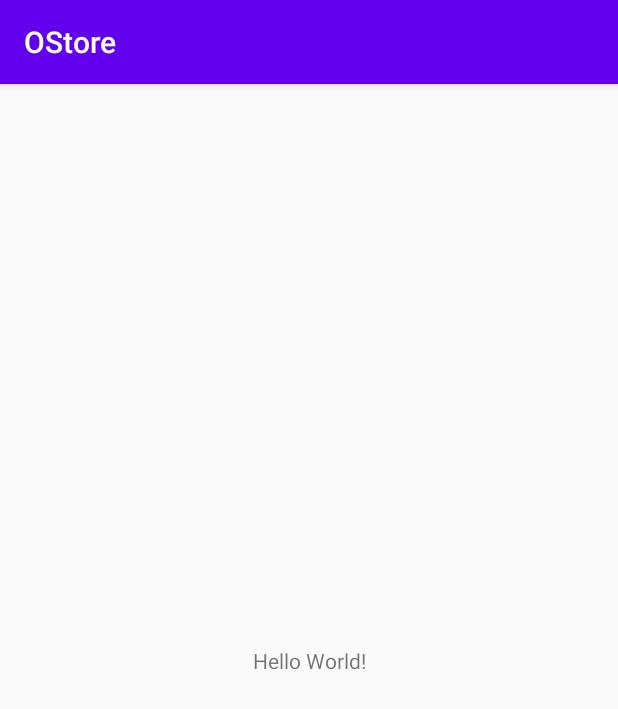
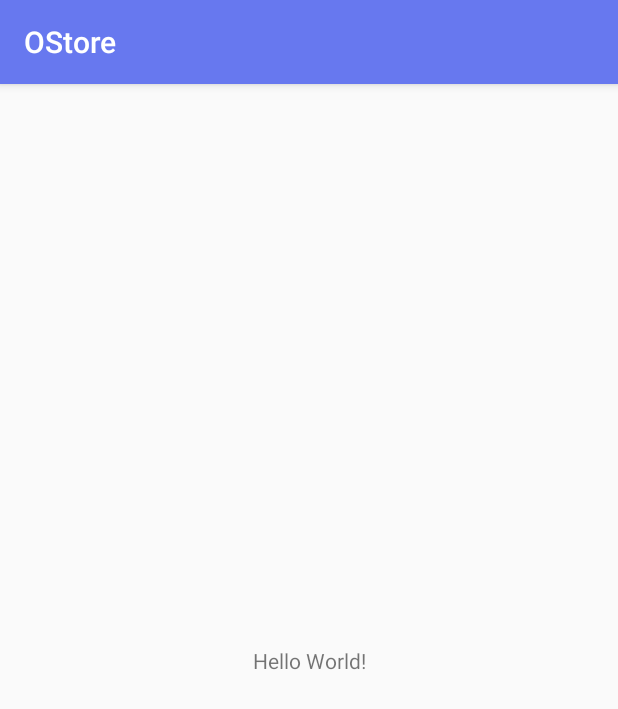
Before and after one commit to msrkms/OStore, an Android app: the screen it shows after launch (MainActivity), on a phone screen of 412 x 824 dp. Shown: the top 709 px of the screen. Run offline under Robolectric (Android 15) with nearby library versions, the phone set to English and light mode, and no system bars.

Commit message:
volley and material dependency added and also theme color changed

```diff
--- a/app/build.gradle
+++ b/app/build.gradle
@@ -23,6 +23,9 @@ android {
 }
 
 dependencies {
+
+    implementation 'com.android.volley:volley:1.1.1'
+    implementation 'com.google.android.material:material:1.1.0'
     implementation fileTree(dir: "libs", include: ["*.jar"])
     implementation 'androidx.appcompat:appcompat:1.1.0'
     implementation 'androidx.constraintlayout:constraintlayout:1.1.3'
--- a/app/src/main/res/values/colors.xml
+++ b/app/src/main/res/values/colors.xml
@@ -1,6 +1,7 @@
 <?xml version="1.0" encoding="utf-8"?>
 <resources>
-    <color name="colorPrimary">#6200EE</color>
-    <color name="colorPrimaryDark">#3700B3</color>
+    <color name="colorPrimary">#6778ef</color>
+    <color name="colorPrimaryDark">#525fb8</color>
     <color name="colorAccent">#03DAC5</color>
+
 </resources>
```
